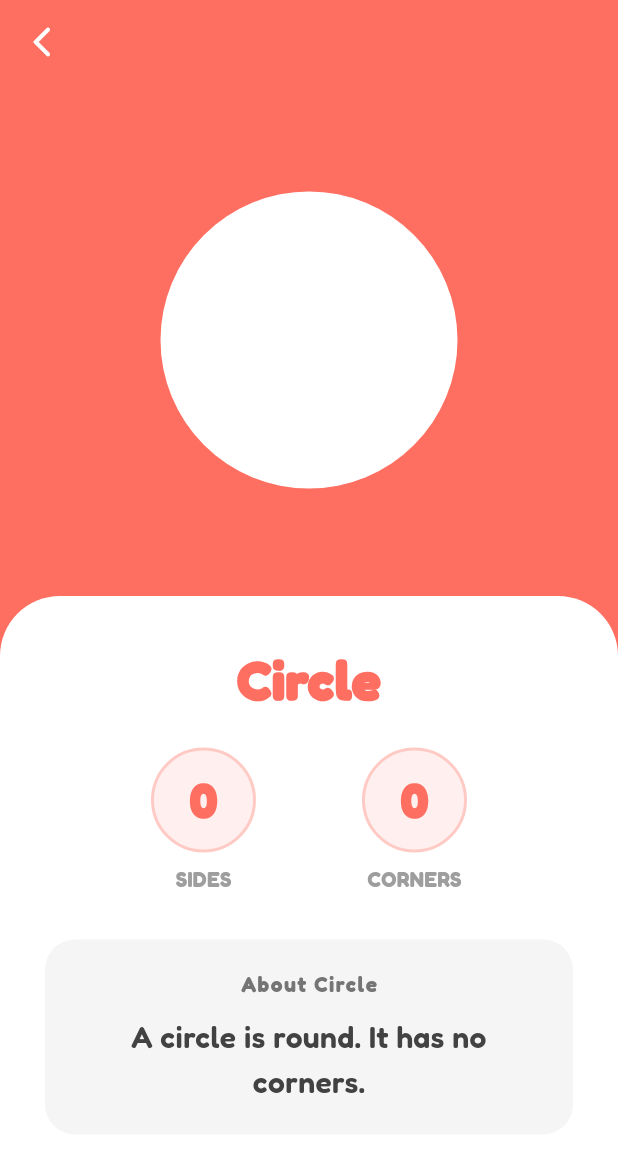
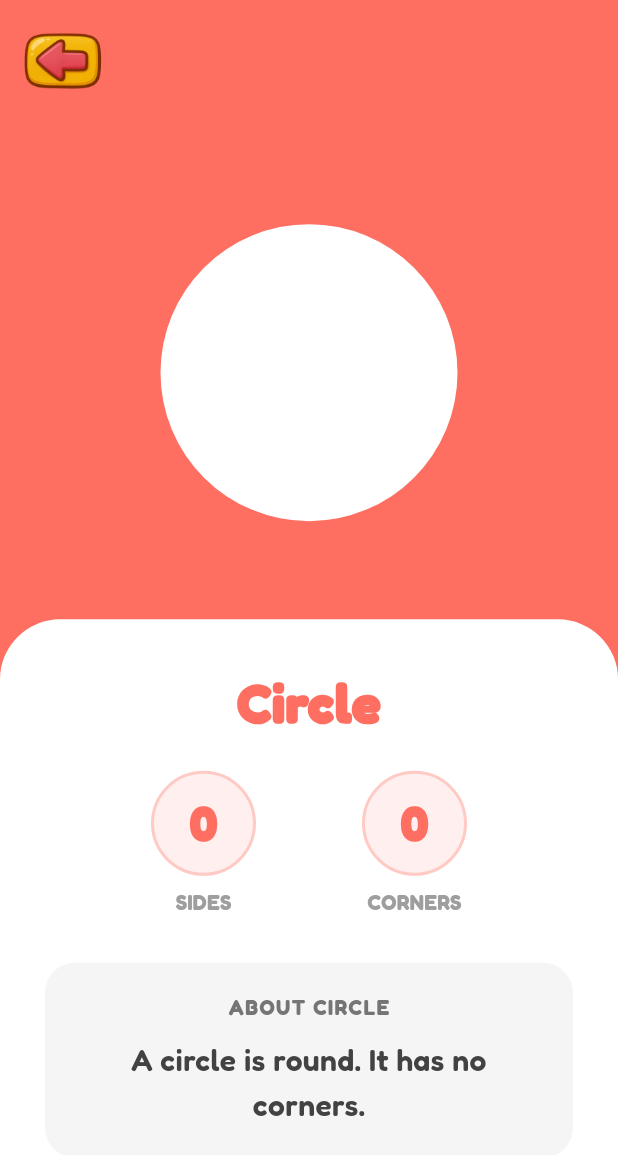
Before and after one commit to argadenil/zinzy, a Flutter app: the ShapeDetailScreen screen opened directly with sample values from the repository, on a phone screen of 412 x 824 dp. Shown: the top 1155 px of the screen. Run offline on Flutter 3.47's test engine with Material 3 defaults, Android fonts, the phone set to English and light mode, and no system bars; our stand-ins replace audioplayers, camera, confetti, flutter_tts, google_fonts, lottie and 2 more; missing offline and left inert: flutter_3d_controller, hand_landmarker.

Commit message:
changes added

```diff
--- a/lib/screens/shapes/shapeDetailsScreen.dart
+++ b/lib/screens/shapes/shapeDetailsScreen.dart
@@ -1,4 +1,3 @@
-
 import 'package:flutter/material.dart';
 import 'package:flutter_3d_controller/flutter_3d_controller.dart';
 import 'package:zinzy/screens/shapes/shapeItem.dart';
@@ -12,21 +11,31 @@ class ShapeDetailScreen extends StatelessWidget {
   @override
   Widget build(BuildContext context) {
     return Scaffold(
-      backgroundColor: shape.color, // Full screen color background
-      appBar: AppBar(
-        backgroundColor: Colors.transparent,
-        elevation: 0,
-        leading: IconButton(
-          icon: const Icon(
-            Icons.arrow_back_ios_new_rounded,
-            color: Colors.white,
-          ),
-          onPressed: () => Navigator.pop(context),
+      body: Stack(
+        children: [
+          /// 🌈 BACKGROUND COLOR
+          Positioned.fill(child: Container(color: shape.color)),
+
+          SafeArea(
+            child: Column(
+              children: [
+                /// 🔙 CUSTOM BACK BUTTON (IMAGE)
+                Align(
+                  alignment: Alignment.centerLeft,
+                  child: Padding(
+                    padding: const EdgeInsets.all(12),
+                    child: GestureDetector(
+                      onTap: () => Navigator.pop(context),
+                      child: Image.asset(
+                        'assets/images/back_button.webp',
+                        width: 60,
+                        height: 60,
                       ),
                     ),
-      body: Column(
-        children: [
-          // --- TOP SECTION: THE SHAPE VISUAL ---
+                  ),
+                ),
+
+                /// --- TOP SECTION : SHAPE VIEW ---
                 Expanded(
                   flex: 4,
                   child: Center(
@@ -53,7 +62,7 @@ class ShapeDetailScreen extends StatelessWidget {
                   ),
                 ),
 
-          // --- BOTTOM SECTION: INFO CARD ---
+                /// --- BOTTOM INFO CARD ---
                 Expanded(
                   flex: 5,
                   child: Container(
@@ -70,7 +79,7 @@ class ShapeDetailScreen extends StatelessWidget {
                       child: Column(
                         crossAxisAlignment: CrossAxisAlignment.center,
                         children: [
-                    // Title
+                          /// Title
                           Text(
                             shape.name,
                             style: TextStyle(
@@ -82,18 +91,22 @@ class ShapeDetailScreen extends StatelessWidget {
 
                           const SizedBox(height: 20),
 
-                    // Stats Row (Sides & Corners)
+                          /// Stats
                           Row(
                             mainAxisAlignment: MainAxisAlignment.spaceEvenly,
                             children: [
                               _buildStatBox('Sides', shape.sides, shape.color),
-                        _buildStatBox('Corners', shape.corners, shape.color),
+                              _buildStatBox(
+                                'Corners',
+                                shape.corners,
+                                shape.color,
+                              ),
                             ],
                           ),
 
                           const SizedBox(height: 30),
 
-                    // Description
+                          /// Description Card
                           Container(
                             padding: const EdgeInsets.all(20),
                             decoration: BoxDecoration(
@@ -103,7 +116,7 @@ class ShapeDetailScreen extends StatelessWidget {
                             child: Column(
                               children: [
                                 Text(
-                            "About ${shape.name}",
+                                  "ABOUT ${shape.name.toUpperCase()}",
                                   style: TextStyle(
                                     fontSize: 14,
                                     fontWeight: FontWeight.bold,
@@ -132,9 +145,13 @@ class ShapeDetailScreen extends StatelessWidget {
                 ),
               ],
             ),
+          ),
+        ],
+      ),
     );
   }
 
+  /// 🔢 STAT CIRCLE
   Widget _buildStatBox(String label, int count, Color color) {
     return Column(
       children: [
--- a/lib/screens/shapes/shapesscreen.dart
+++ b/lib/screens/shapes/shapesscreen.dart
@@ -18,7 +18,6 @@ class ShapesScreen extends StatelessWidget {
   @override
   Widget build(BuildContext context) {
     return Scaffold(
-      backgroundColor: Colors.transparent,
       body: Stack(
         children: [
           /// 🌈 BACKGROUND IMAGE WITH SATURATION
```
Lines whose indentation alone changed are shown as unchanged.
